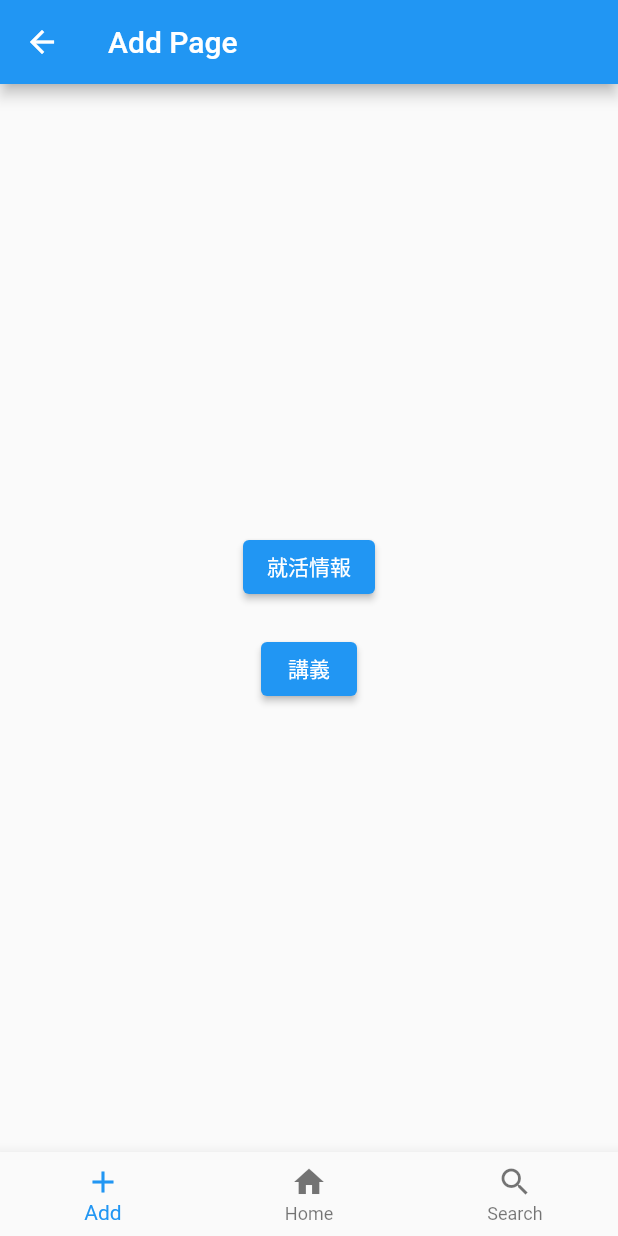
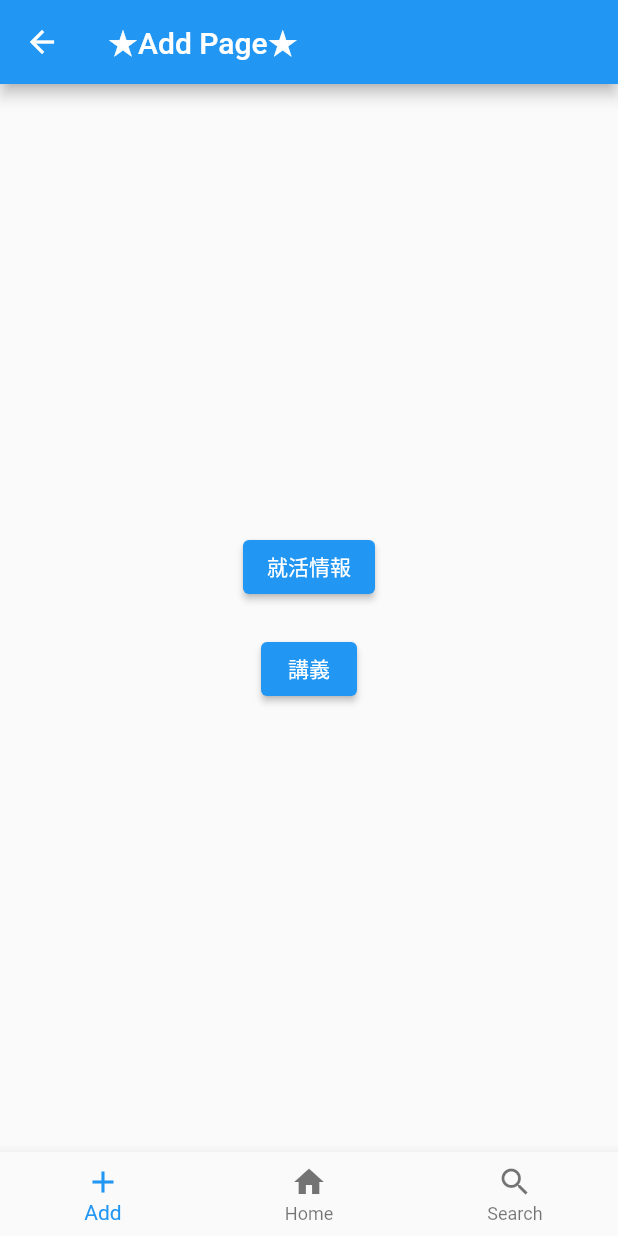
Before and after one commit to tanaka-0224/pbl_project, a Flutter app: the AddPage screen opened directly, on a phone screen of 412 x 824 dp. Run offline on Flutter 3.47's test engine with Material 2 defaults, Android fonts, the phone set to English and light mode, and no system bars.

Commit message:
star
add star

```diff
--- a/lib/add_page.dart
+++ b/lib/add_page.dart
@@ -4,12 +4,14 @@ import 'package:pbl_project/search_page.dart';
 import 'package:pbl_project/syuukatu.dart';
 import 'bottom_navigation_bar_widget.dart'; // 共通のボトムナビゲーションバーウィジェットをインポート
 
+//変更箇所 aaaaaaaaaaaa
+
 class AddPage extends StatelessWidget {
   @override
   Widget build(BuildContext context) {
     return Scaffold(
       appBar: AppBar(
-        title: Text('Add Page'),
+        title: Text('★Add Page★'),
       ),
       body: Center(
         child: Column(
--- a/lib/assign.dart
+++ b/lib/assign.dart
@@ -7,7 +7,7 @@ class AssignPage extends StatelessWidget {
   Widget build(BuildContext context) {
     return Scaffold(
       appBar: AppBar(
-        title: Text('kougi Page'),
+        title: Text('kougi Page★'),
       ),
       body: Center(
         child: Text('This is the content of the syuukatu page.'),
```
Also changed, not shown: 1 other file.
